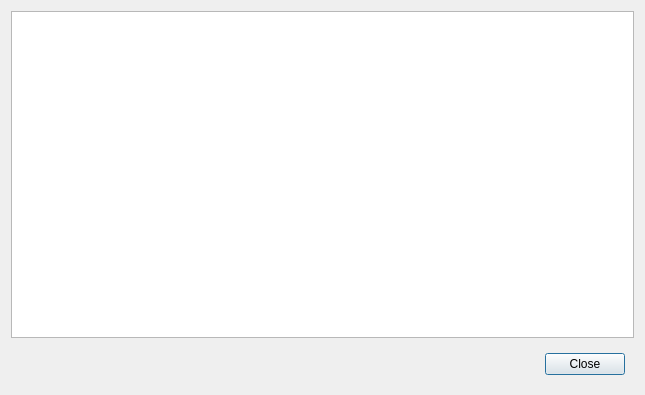
Qt form Plugins/pvblot/pqBlotDialog.ui (wildmichael/ParaView3-enhancements-old) before a commit.
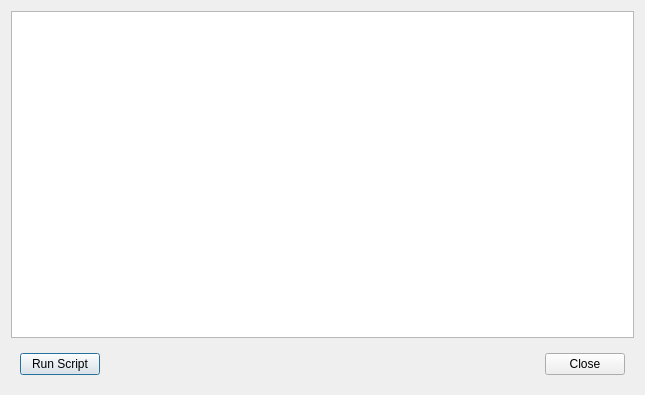
The same form after that commit. Icons and pictures are not drawn. Custom widgets are drawn as their Qt base class.

Commit message: ENH: Add ability to run a script.

```diff
--- a/Plugins/pvblot/pqBlotDialog.ui
+++ b/Plugins/pvblot/pqBlotDialog.ui
@@ -17,8 +17,15 @@
     <widget class="pqBlotShell" name="shellWidget" />
    </item>
    <item>
-    <widget class="QWidget" native="1" name="buttons" >
-     <layout class="QHBoxLayout" >
+    <widget class="QWidget" name="buttons" native="true">
+     <layout class="QHBoxLayout">
+      <item>
+       <widget class="QPushButton" name="runScript">
+        <property name="text">
+         <string>Run Script</string>
+        </property>
+       </widget>
+      </item>
       <item>
        <spacer>
         <property name="orientation" >
```
Left out of the diff: 41 changed lines with no effect on the pictures. The commit also changes 4 other files.
